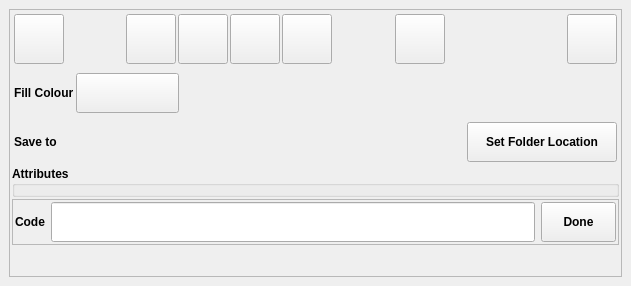
First picture: the form in digital_sketch_mapping_tool_dockwidget_base.ui, repository Esk-Spatial/QGIS_forest_health_sketch_tool, before the edit.
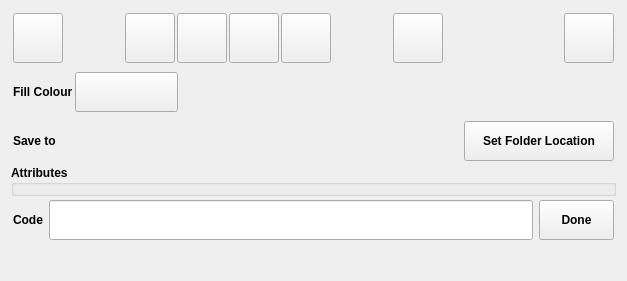
Second picture: the form after the edit. Icons and pictures are not drawn. Custom widgets are drawn as their Qt base class.

What changed in the file:
```diff
--- a/digital_sketch_mapping_tool_dockwidget_base.ui
+++ b/digital_sketch_mapping_tool_dockwidget_base.ui
@@ -6,8 +6,8 @@
    <rect>
     <x>0</x>
     <y>0</y>
-    <width>631</width>
-    <height>286</height>
+    <width>627</width>
+    <height>281</height>
    </rect>
   </property>
   <property name="windowTitle">
@@ -18,7 +18,7 @@
     <item>
      <widget class="QFrame" name="frame_4">
       <property name="frameShape">
-       <enum>QFrame::StyledPanel</enum>
+       <enum>QFrame::NoFrame</enum>
       </property>
       <property name="frameShadow">
        <enum>QFrame::Raised</enum>
@@ -590,7 +590,7 @@
           </font>
          </property>
          <property name="frameShape">
-          <enum>QFrame::StyledPanel</enum>
+          <enum>QFrame::NoFrame</enum>
          </property>
          <property name="frameShadow">
           <enum>QFrame::Raised</enum>
```
